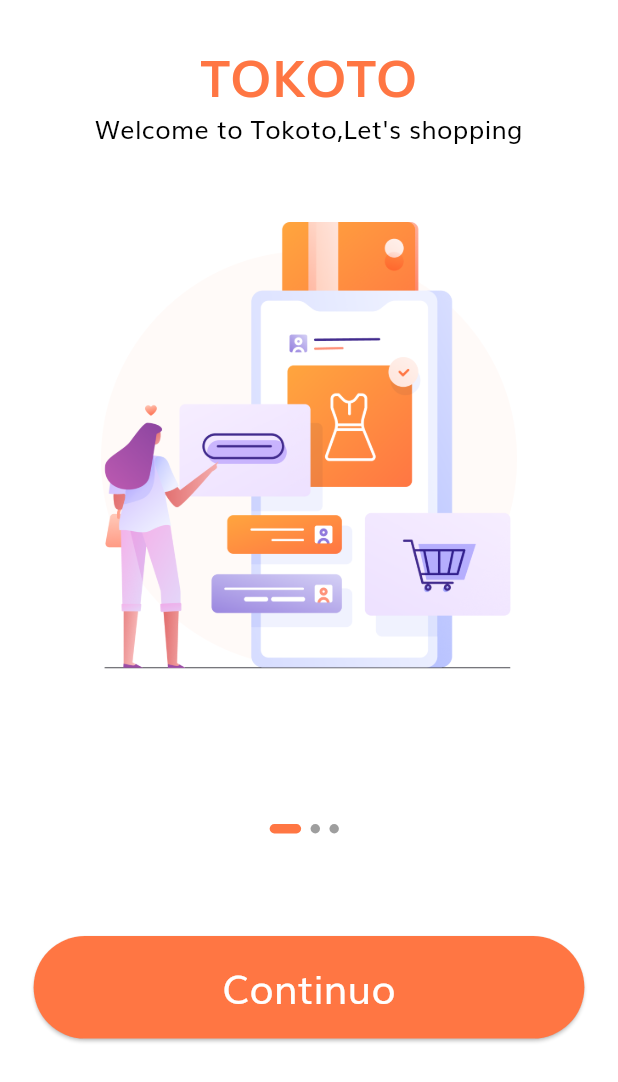
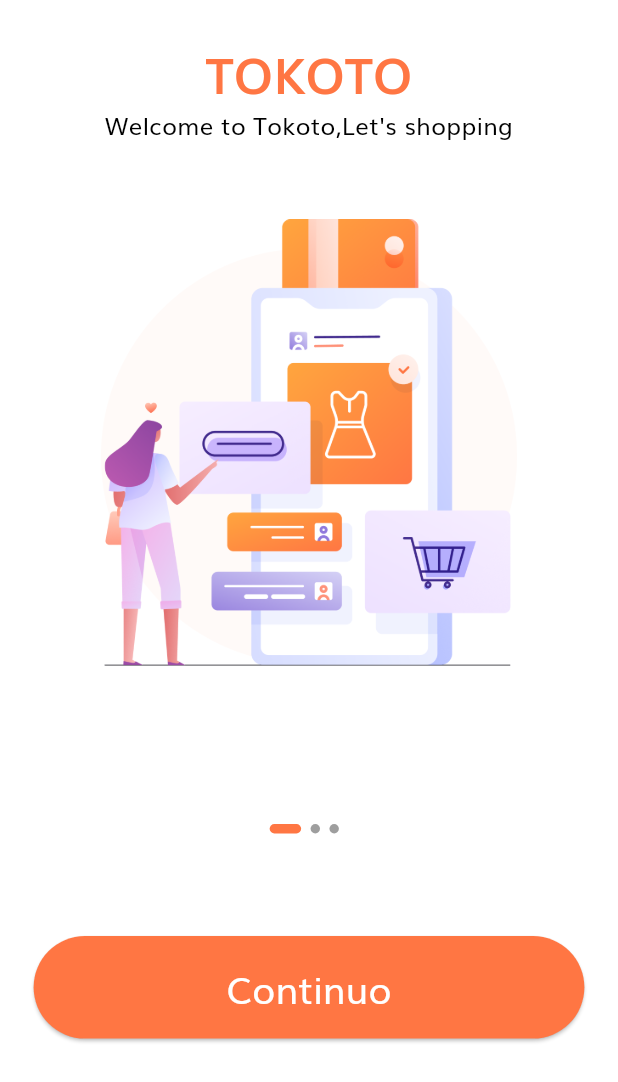
Before and after one commit to KhaledElalfy1/E-commerce, a Flutter app: the screen it shows after launch, on a phone screen of 412 x 824 dp. Shown: the top 1082 px of the screen. Run offline on Flutter 3.47's test engine with Material 3 defaults, Android fonts, the phone set to English and light mode, and no system bars; our stand-ins replace flutter_bloc, flutter_screenutil, gap.

Commit message:
delete sp from font class

```diff
--- a/lib/core/utils/fonts.dart
+++ b/lib/core/utils/fonts.dart
@@ -1,20 +1,19 @@
 import 'package:ecommerce/core/utils/constants.dart';
 import 'package:flutter/material.dart';
-import 'package:flutter_screenutil/flutter_screenutil.dart';
 
 class AppFonts {
-  static TextStyle appTitleStyle = TextStyle(
-    fontSize: 32.sp,
+  static TextStyle appTitleStyle = const TextStyle(
+    fontSize: 32,
     color: kPrimaryColor,
     fontWeight: FontWeight.bold,
   );
-  static TextStyle normal20Black = TextStyle(
-    fontSize: 16.sp,
+  static TextStyle normal20Black = const TextStyle(
+    fontSize: 16,
     color: Colors.black,
     fontWeight: FontWeight.normal,
   );
-  static TextStyle normal25White = TextStyle(
+  static TextStyle normal25White = const TextStyle(
     color: Colors.white,
-    fontSize: 25.sp,
+    fontSize: 25,
   );
 }
```
